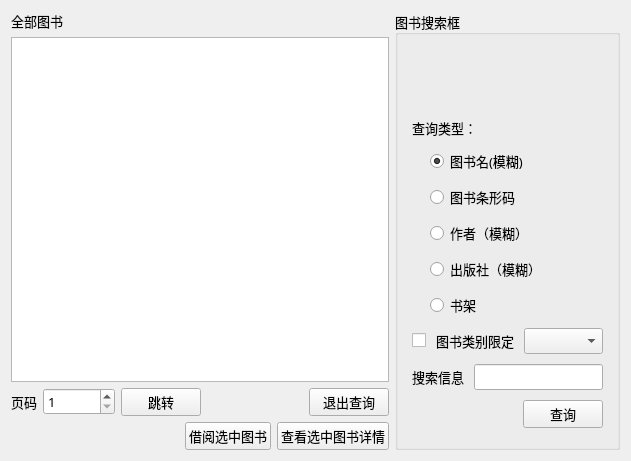
821869798/LibraryManager, file LibraryManager/booksearchform.ui: the form before one commit.
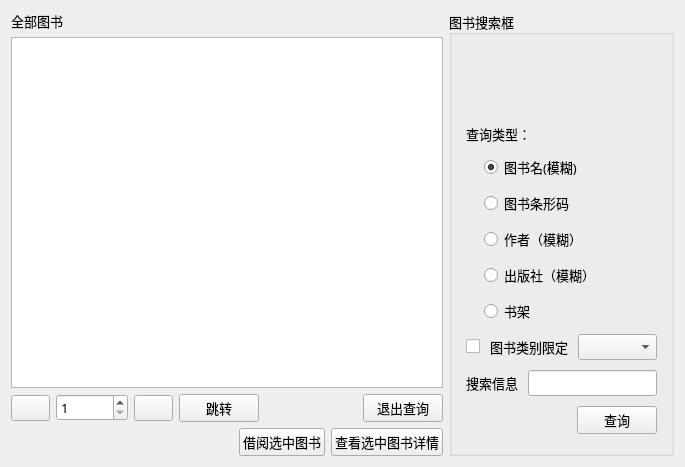
The form after the commit.

What changed in the file:
```diff
--- a/LibraryManager/booksearchform.ui
+++ b/LibraryManager/booksearchform.ui
@@ -6,8 +6,8 @@
    <rect>
     <x>0</x>
     <y>0</y>
-    <width>631</width>
-    <height>461</height>
+    <width>685</width>
+    <height>467</height>
    </rect>
   </property>
   <property name="font">
@@ -58,11 +58,11 @@
         <widget class="QTableView" name="tv"/>
        </item>
        <item>
-        <layout class="QHBoxLayout" name="horizontalLayout_12">
+        <layout class="QHBoxLayout" name="horizontalLayout_12" stretch="0,2,0,1,4,1">
          <item>
-          <widget class="QLabel" name="label_9">
+          <widget class="QPushButton" name="btn_front">
            <property name="text">
-            <string>页码</string>
+            <string/>
            </property>
           </widget>
          </item>
@@ -76,6 +76,13 @@
            </property>
           </widget>
          </item>
+         <item>
+          <widget class="QPushButton" name="btn_next">
+           <property name="text">
+            <string/>
+           </property>
+          </widget>
+         </item>
          <item>
           <widget class="QPushButton" name="btn_jump">
            <property name="text">
```
